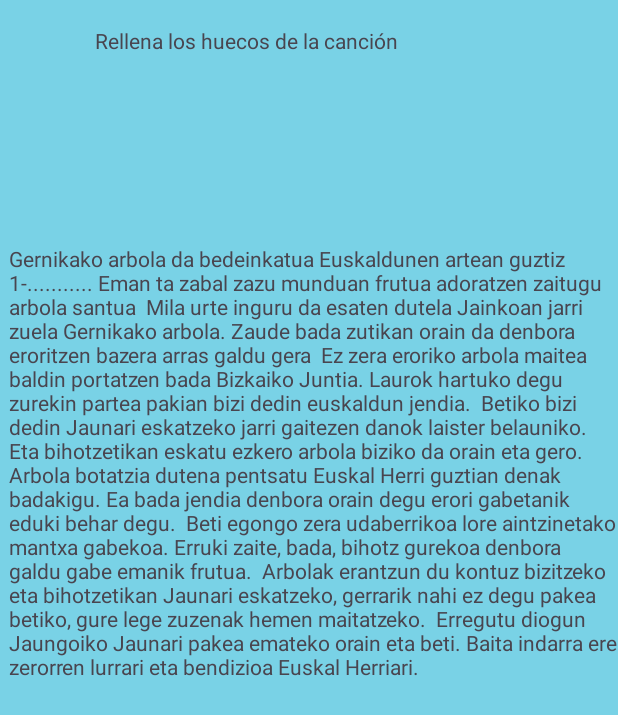
After one commit to Samuelelorrieta/GernikaApp, an Android app: the CancionArboleda screen opened directly, with no data from a screen before it, on a phone screen of 412 x 824 dp. The commit adds this screen. Shown: the top 715 px of the screen. Run offline under Robolectric (Android 15) with nearby library versions, the phone set to English and light mode, and no system bars.

Commit message:
Para sergio

```diff
--- a/app/src/main/AndroidManifest.xml
+++ b/app/src/main/AndroidManifest.xml
@@ -13,6 +13,9 @@
         android:theme="@style/Theme.GernikaApp"
         tools:targetApi="31">
         <activity
+            android:name=".CancionArboleda"
+            android:exported="false" />
+        <activity
             android:name=".MainActivity"
             android:exported="true">
             <intent-filter>
@@ -21,6 +24,7 @@
                 <category android:name="android.intent.category.LAUNCHER" />
             </intent-filter>
         </activity>
+
         <meta-data
             android:name="preloaded_fonts"
             android:resource="@array/preloaded_fonts" />
--- /dev/null
+++ b/app/src/main/java/com/example/gernikaapp/CancionArboleda.java
@@ -0,0 +1,30 @@
+package com.example.gernikaapp;
+
+import androidx.appcompat.app.AppCompatActivity;
+
+import android.content.pm.ActivityInfo;
+import android.media.MediaPlayer;
+import android.os.Bundle;
+import android.widget.TextView;
+
+public class CancionArboleda extends AppCompatActivity {
+    private MediaPlayer mediaPlayer;
+    @Override
+    //Hace que suene la canción 3 veces
+    protected void onStart() {
+        super.onStart();
+        for(int i=0;i<3;i++) {
+            mediaPlayer.start();
+        }
+    }
+    @Override
+    protected void onCreate(Bundle savedInstanceState) {
+        super.onCreate(savedInstanceState);
+        setContentView(R.layout.activity_cancion_arboleda);
+
+        //TextView textView = findViewById(R.id.textView2);
+
+        //Activar Sonido
+        mediaPlayer=MediaPlayer.create(this, R.raw.gernikakoarbola);
+    }
+}
--- a/app/src/main/java/com/example/gernikaapp/MainActivity.java
+++ b/app/src/main/java/com/example/gernikaapp/MainActivity.java
@@ -1,8 +1,11 @@
 package com.example.gernikaapp;
 
 import android.animation.ObjectAnimator;
+import android.content.Intent;
 import android.os.Bundle;
+import android.view.View;
 import android.view.animation.AccelerateDecelerateInterpolator;
+import android.widget.Button;
 import android.widget.TextView;
 import androidx.appcompat.app.AppCompatActivity;
 
@@ -23,5 +26,14 @@ public class MainActivity extends AppCompatActivity {
 
         // Iniciar la animación
         animator.start();
+
+        Button botonContinuar=findViewById(R.id.button);
+        Intent continuar = new Intent(this, CancionArboleda.class);
+        botonContinuar.setOnClickListener(new View.OnClickListener() {
+            @Override
+            public void onClick(View v) {
+                startActivity(continuar);
+            }
+        });
     }
 }
--- /dev/null
+++ b/app/src/main/res/layout/activity_cancion_arboleda.xml
@@ -0,0 +1,34 @@
+<?xml version="1.0" encoding="utf-8"?>
+<androidx.constraintlayout.widget.ConstraintLayout xmlns:android="http://schemas.android.com/apk/res/android"
+    xmlns:app="http://schemas.android.com/apk/res-auto"
+    xmlns:tools="http://schemas.android.com/tools"
+    android:layout_width="match_parent"
+    android:layout_height="match_parent"
+    android:background="@color/azul_fondo"
+    tools:context=".CancionArboleda">
+
+    <TextView
+        android:id="@+id/textView1"
+        android:layout_width="265dp"
+        android:layout_height="89dp"
+        android:text="Rellena los huecos de la canción"
+        app:layout_constraintBottom_toBottomOf="parent"
+        app:layout_constraintEnd_toEndOf="parent"
+        app:layout_constraintHorizontal_bias="0.431"
+        app:layout_constraintStart_toStartOf="parent"
+        app:layout_constraintTop_toTopOf="parent"
+        app:layout_constraintVertical_bias="0.024" />
+
+    <TextView
+        android:id="@+id/textView2"
+        android:layout_width="406dp"
+        android:layout_height="362dp"
+        android:text="Gernikako arbola da bedeinkatua Euskaldunen artean guztiz 1-........... Eman ta zabal zazu munduan frutua adoratzen zaitugu arbola santua  Mila urte inguru da esaten dutela Jainkoan jarri zuela Gernikako arbola. Zaude bada zutikan orain da denbora eroritzen bazera arras galdu gera  Ez zera eroriko arbola maitea baldin portatzen bada Bizkaiko Juntia. Laurok hartuko degu zurekin partea pakian bizi dedin euskaldun jendia.  Betiko bizi dedin Jaunari eskatzeko jarri gaitezen danok laister belauniko. Eta bihotzetikan eskatu ezkero arbola biziko da orain eta gero.  Arbola botatzia dutena pentsatu Euskal Herri guztian denak badakigu. Ea bada jendia denbora orain degu erori gabetanik eduki behar degu.  Beti egongo zera udaberrikoa lore aintzinetako mantxa gabekoa. Erruki zaite, bada, bihotz gurekoa denbora galdu gabe emanik frutua.  Arbolak erantzun du kontuz bizitzeko eta bihotzetikan Jaunari eskatzeko, gerrarik nahi ez degu pakea betiko, gure lege zuzenak hemen maitatzeko.  Erregutu diogun Jaungoiko Jaunari pakea emateko orain eta beti. Baita indarra ere zerorren lurrari eta bendizioa Euskal Herriari."
+        app:layout_constraintBottom_toBottomOf="parent"
+        app:layout_constraintEnd_toEndOf="parent"
+        app:layout_constraintHorizontal_bias="1.0"
+        app:layout_constraintStart_toStartOf="parent"
+        app:layout_constraintTop_toTopOf="parent"
+        app:layout_constraintVertical_bias="0.352" />
+
+</androidx.constraintlayout.widget.ConstraintLayout>
--- a/app/src/main/res/layout/activity_main.xml
+++ b/app/src/main/res/layout/activity_main.xml
@@ -4,7 +4,7 @@
     xmlns:tools="http://schemas.android.com/tools"
     android:layout_width="match_parent"
     android:layout_height="match_parent"
-    android:background="#79D2E6"
+    android:background="@color/azul_fondo"
     android:backgroundTint="#79D2E6"
     tools:context=".MainActivity">
 
@@ -41,10 +41,13 @@
         android:layout_marginStart="66dp"
         android:layout_marginEnd="66dp"
         android:layout_marginBottom="152dp"
+        android:alpha="0"
         android:fontFamily="@font/uncial_antiqua"
         android:gravity="center"
-        android:alpha="0"
         android:text="@string/texto_bienvenida"
+        android:textColorHighlight="@color/black"
+        android:textColorHint="@color/black"
+        android:textColorLink="@color/black"
         android:textSize="33sp"
         app:layout_constraintBottom_toBottomOf="parent"
         app:layout_constraintEnd_toEndOf="parent"
--- a/app/src/main/res/values/colors.xml
+++ b/app/src/main/res/values/colors.xml
@@ -2,4 +2,5 @@
 <resources>
     <color name="black">#FF000000</color>
     <color name="white">#FFFFFFFF</color>
+    <color name="azul_fondo">#79D2E6</color>
 </resources>
```
Also changed, not shown: 1 other file.
